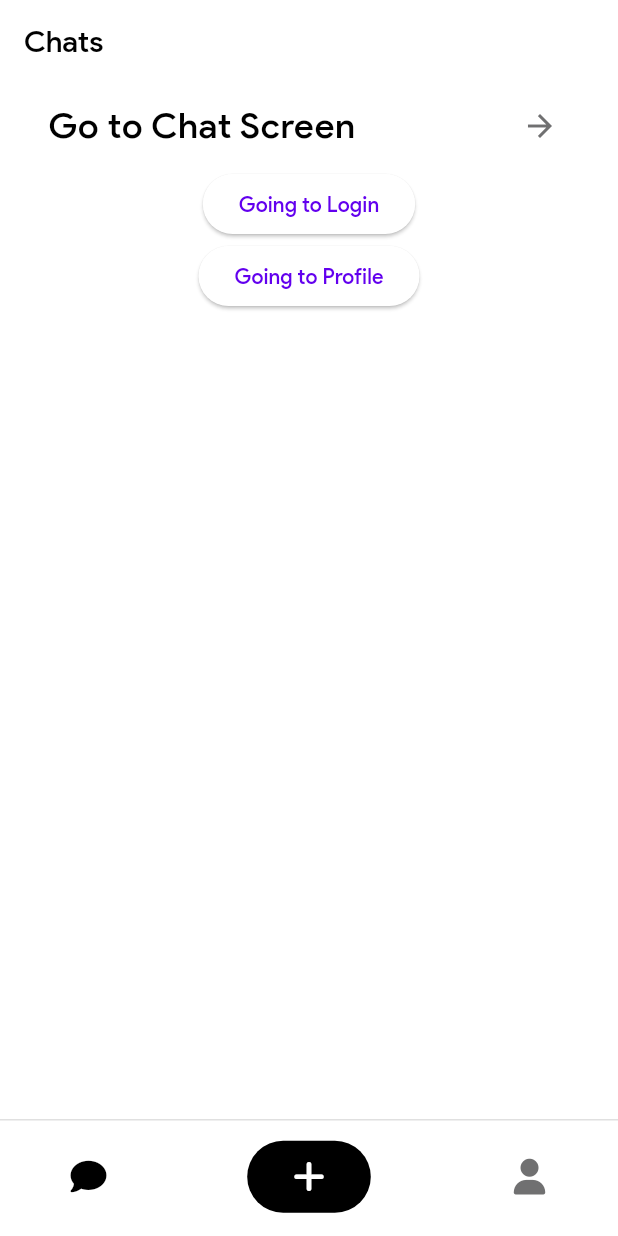
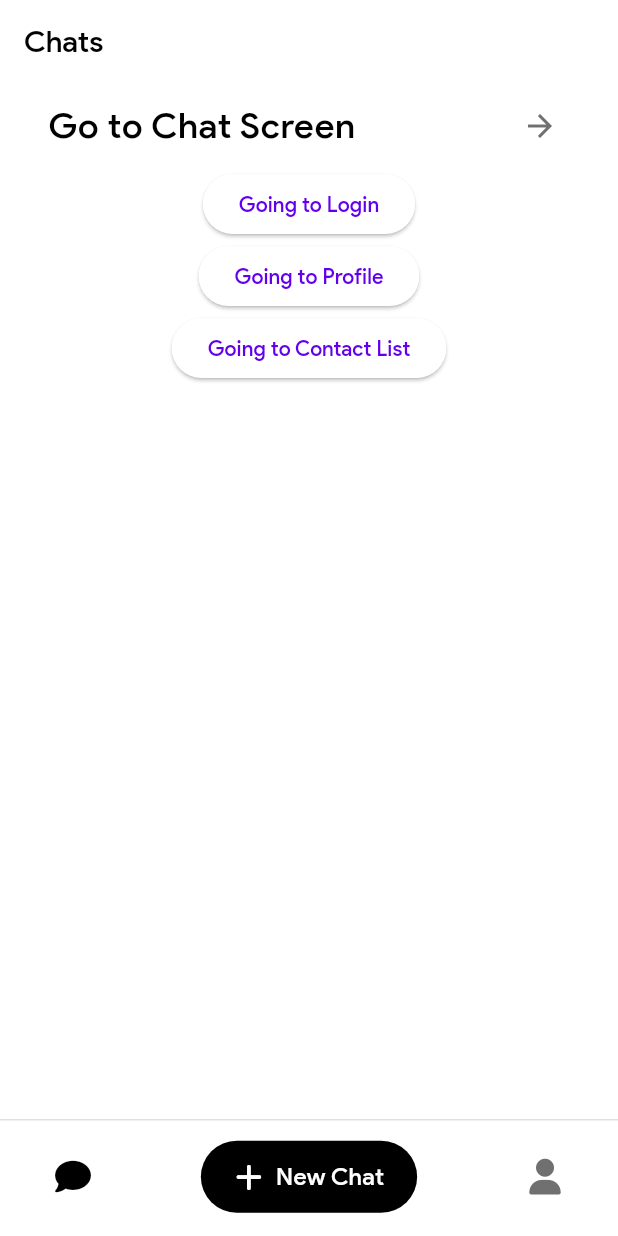
Before and after one commit to nandah4/rechap, a Flutter app: the screen it shows once a user with an empty profile is signed in, on a phone screen of 412 x 824 dp. Run offline on Flutter 3.47's test engine with Material 3 defaults, Android fonts, the phone set to English and light mode, and no system bars; our stand-ins replace cloud_firestore, country_picker, firebase_auth, firebase_core, flutter_contacts, flutter_otp_text_field and 4 more; accounts and stored records are empty.

Commit message:
feat: create contact picker

```diff
--- a/lib/core/routing/router.dart
+++ b/lib/core/routing/router.dart
@@ -3,6 +3,7 @@ import 'package:go_router/go_router.dart';
 import 'package:rechap/core/routing/main_scaffold.dart';
 import 'package:rechap/di/firebase_providers.dart';
 import 'package:rechap/core/routing/go_router_listenable.dart';
+import 'package:rechap/features/chat-list/presentation/screens/contact_list.dart';
 import 'package:rechap/features/chat/presentation/screens/chat_screen.dart';
 import 'package:rechap/features/login/presentation/screens/login_screen.dart';
 import 'package:rechap/features/login/presentation/screens/verification_otp_screen.dart';
@@ -85,6 +86,11 @@ final router = Provider<GoRouter>((ref) {
         name: 'otp-screen',
         builder: (context, state) => VerificationOTPScreen(),
       ),
+      GoRoute(
+        path: '/contact-list',
+        name: 'contact-list-screen',
+        builder: (context, state) => ContactList(),
+      ),
     ],
   );
 });
--- a/lib/core/themes/app_dimens.dart
+++ b/lib/core/themes/app_dimens.dart
@@ -13,7 +13,9 @@ const double kFontSize32 = 32;
 // Border Radius
 const double kRadius0 = 0;
 const double kRadius8 = 8;
+const double kRadius12 = 12;
 const double kRadius16 = 16;
+const double kRadius20 = 20;
 const double kRadius24 = 24;
 const double kRadius32 = 32;
 
--- a/lib/core/ui/bottom_app_bar/nav_item.dart
+++ b/lib/core/ui/bottom_app_bar/nav_item.dart
@@ -1,18 +1,20 @@
 import 'package:flutter/material.dart';
 import 'package:rechap/core/themes/app_dimens.dart';
 import 'package:rechap/core/themes/app_palette.dart';
+import 'package:rechap/core/themes/app_typography.dart';
 
 class NavItem extends StatelessWidget {
   final IconData icon;
   final VoidCallback onTap;
   final bool isActive;
   final bool isCenter;
+  final String? label;
 
   const NavItem({
     super.key,
-
     required this.icon,
     required this.onTap,
+    this.label,
     this.isActive = false,
     this.isCenter = false,
   });
@@ -40,7 +42,36 @@ class NavItem extends StatelessWidget {
         ),
         child: Column(
           mainAxisAlignment: MainAxisAlignment.center,
-          children: [Icon(icon, color: _fontColor(context), size: kFontSize24)],
+          children: [
+            if (isCenter) ...[
+              Row(
+                mainAxisAlignment: MainAxisAlignment.center,
+                children: [
+                  Icon(icon, size: kFontSize20, color: _fontColor(context)),
+                  const SizedBox(width: kSpacing8),
+                  Text(
+                    label ?? 'New Chat',
+                    style: kDescription(context).copyWith(
+                      color: _fontColor(context),
+                      fontSize: kFontSize16,
+                      fontWeight: FontWeight.w500,
+                    ),
+                  ),
+                ],
+              ),
+            ] else ...[
+              Icon(icon, color: _fontColor(context), size: kFontSize24),
+              if (label != null) ...[
+                const SizedBox(height: kSpacing4),
+                Text(
+                  label!,
+                  style: kDescription(
+                    context,
+                  ).copyWith(color: _fontColor(context), fontSize: kFontSize12),
+                ),
+              ],
+            ],
+          ],
         ),
       ),
     );
--- /dev/null
+++ b/lib/features/chat-list/data/models/contact_model.dart
@@ -0,0 +1,115 @@
+import 'package:flutter_contacts/properties/phone.dart';
+import 'package:flutter_contacts/properties/email.dart';
+import 'package:flutter_contacts/properties/address.dart';
+import 'package:flutter_contacts/properties/website.dart';
+import 'package:flutter_contacts/properties/social_media.dart';
+import 'package:flutter_contacts/properties/event.dart';
+import 'dart:typed_data';
+
+class Contact {
+  String id;
+  String displayName;
+  Uint8List? photo;
+  Uint8List? thumbnail;
+  Name name;
+  List<Phone> phones;
+  List<Email> emails;
+  List<Address> addresses;
+  List<Organization> organizations;
+  List<Website> websites;
+  List<SocialMedia> socialMedias;
+  List<Event> events;
+  List<Note> notes;
+  List<Group> groups;
+  Contact({
+    required this.id,
+    required this.displayName,
+    this.photo,
+    this.thumbnail,
+    required this.name,
+    required this.phones,
+    required this.emails,
+    required this.addresses,
+    required this.organizations,
+    required this.websites,
+    required this.socialMedias,
+    required this.events,
+    required this.notes,
+    required this.groups,
+  });
+}
+
+class Name {
+  String first;
+  String last;
+
+  Name({required this.first, required this.last});
+}
+
+class Phone {
+  String number;
+  PhoneLabel label;
+
+  Phone({required this.number, required this.label});
+}
+
+class Email {
+  String address;
+  EmailLabel label;
+
+  Email({required this.address, required this.label});
+}
+
+class Address {
+  String address;
+  AddressLabel label;
+
+  Address({required this.address, required this.label});
+}
+
+class Organization {
+  String company;
+  String title;
+
+  Organization({required this.company, required this.title});
+}
+
+class Website {
+  String url;
+  WebsiteLabel label;
+
+  Website({required this.url, required this.label});
+}
+
+class SocialMedia {
+  String userName;
+  SocialMediaLabel label;
+
+  SocialMedia({required this.userName, required this.label});
+}
+
+class Event {
+  int? year;
+  int month;
+  int day;
+  EventLabel label;
+
+  Event({
+    this.year,
+    required this.month,
+    required this.day,
+    required this.label,
+  });
+}
+
+class Note {
+  String note;
+  Note({required this.note});
+}
+
+class Group {
+  String id;
+  String name;
+
+  Group({required this.id, required this.name});
+}
--- /dev/null
+++ b/lib/features/chat-list/data/repository_impl/mock_contact_repository_impl.dart
@@ -0,0 +1,26 @@
+import 'package:rechap/features/chat-list/domain/repositories/contact_repository.dart';
+import 'package:flutter_contacts/flutter_contacts.dart';
+
+class MockContactRepositoryImpl implements ContactRepository {
+  @override
+  Future<List<Contact>> fetchContacts() async {
+    try {
+      await Future.delayed(Duration(seconds: 1));
+      List<Contact> contacts = [
+        Contact(id: "1234567", displayName: "Ananda Priya Yustira 1"),
+        Contact(id: "1234567", displayName: "Ananda Priya Yustira 2"),
+        Contact(id: "1234567", displayName: "Ananda Priya Yustira 3"),
+        Contact(id: "1234567", displayName: "Ananda Priya Yustira 4"),
+      ];
+
+      return contacts;
+    } catch (e) {
+      throw Exception(e.toString());
+    }
+  }
+
+  @override
+  Future<void> requestContactPermission() async {
+    await FlutterContacts.requestPermission();
+  }
+}
--- /dev/null
+++ b/lib/features/chat-list/domain/entities/contact_entity.dart
@@ -0,0 +1,114 @@
+import 'package:flutter_contacts/properties/phone.dart';
+import 'package:flutter_contacts/properties/email.dart';
+import 'package:flutter_contacts/properties/address.dart';
+import 'package:flutter_contacts/properties/website.dart';
+import 'package:flutter_contacts/properties/social_media.dart';
+import 'package:flutter_contacts/properties/event.dart';
+import 'dart:typed_data';
+
+class ContactEntity {
+  String? id;
+  String? displayName;
+  Uint8List? photo;
+  Name? name;
+  List<Phone>? phones;
+  List<Email>? emails;
+  List<Address>? addresses;
+  List<Organization>? organizations;
+  List<Website>? websites;
+  List<SocialMedia>? socialMedias;
+  List<Event>? events;
+  List<Note>? notes;
+  List<Group>? groups;
+
+  ContactEntity({
+    this.id,
+    this.displayName,
+    this.photo,
+    this.name,
+    this.phones,
+    this.emails,
+    this.addresses,
+    this.organizations,
+    this.websites,
+    this.socialMedias,
+    this.events,
+    this.notes,
+    this.groups,
+  });
+}
+
+class Name {
+  String first;
+  String last;
+
+  Name({required this.first, required this.last});
+}
+
+class Phone {
+  String number;
+  PhoneLabel label;
+
+  Phone({required this.number, required this.label});
+}
+
+class Email {
+  String address;
+  EmailLabel label;
+
+  Email({required this.address, required this.label});
+}
+
+class Address {
+  String address;
+  AddressLabel label;
+
+  Address({required this.address, required this.label});
+}
+
+class Organization {
+  String company;
+  String title;
+
+  Organization({required this.company, required this.title});
+}
+
+class Website {
+  String url;
+  WebsiteLabel label;
+
+  Website({required this.url, required this.label});
+}
+
+class SocialMedia {
+  String userName;
+  SocialMediaLabel label;
+
+  SocialMedia({required this.userName, required this.label});
+}
+
+class Event {
+  int? year;
+  int month;
+  int day;
+  EventLabel label;
+
+  Event({
+    this.year,
+    required this.month,
+    required this.day,
+    required this.label,
+  });
+}
+
+class Note {
+  String note;
+  Note({required this.note});
+}
+
+class Group {
+  String id;
+  String name;
+
+  Group({required this.id, required this.name});
+}
--- /dev/null
+++ b/lib/features/chat-list/domain/repositories/contact_repository.dart
@@ -0,0 +1,6 @@
+import 'package:flutter_contacts/flutter_contacts.dart';
+
+abstract class ContactRepository {
+  Future<List<Contact>> fetchContacts();
+  Future<void> requestContactPermission();
+}
--- a/lib/features/chat-list/presentation/screens/chat_list_screen.dart
+++ b/lib/features/chat-list/presentation/screens/chat_list_screen.dart
@@ -43,6 +43,12 @@ class ChatListScreen extends ConsumerWidget {
               },
               child: Text("Going to Profile"),
             ),
+            ElevatedButton(
+              onPressed: () {
+                context.push('/contact-list');
+              },
+              child: Text("Going to Contact List"),
+            ),
           ],
         ),
       ),
--- a/pubspec.yaml
+++ b/pubspec.yaml
@@ -43,6 +43,7 @@ dependencies:
   flutter_otp_text_field: ^1.5.1+1
   cloud_firestore: ^6.1.1
   icons_plus: ^5.0.0
+  flutter_contacts: ^1.1.9+2
 
 dev_dependencies:
   flutter_test:
```
Also changed, not shown: lib/core/routing/main_scaffold.dart (+76 -2 lines), lib/di/contact_di.dart (added, +17 -0 lines), lib/features/chat-list/data/models/room_chat_model.dart (added, +54 -0 lines), lib/features/chat-list/data/repository_impl/contact_repository_impl.dart (added, +20 -0 lines), lib/features/chat-list/domain/usecases/contact_usecase.dart (added, +37 -0 lines), lib/features/chat-list/presentation/screens/contact_list.dart (added, +83 -0 lines), lib/features/chat-list/presentation/view_model/contact_view_model.dart (added, +48 -0 lines), pubspec.lock, 2 other files.
